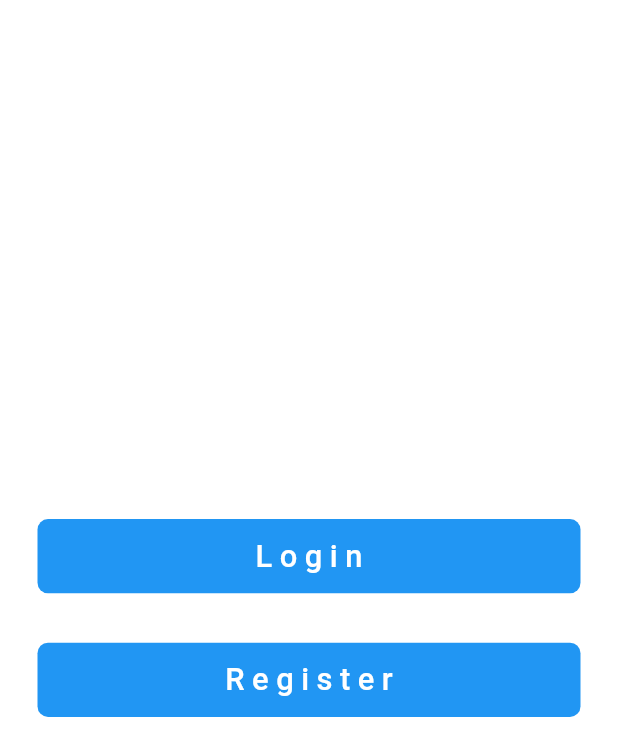
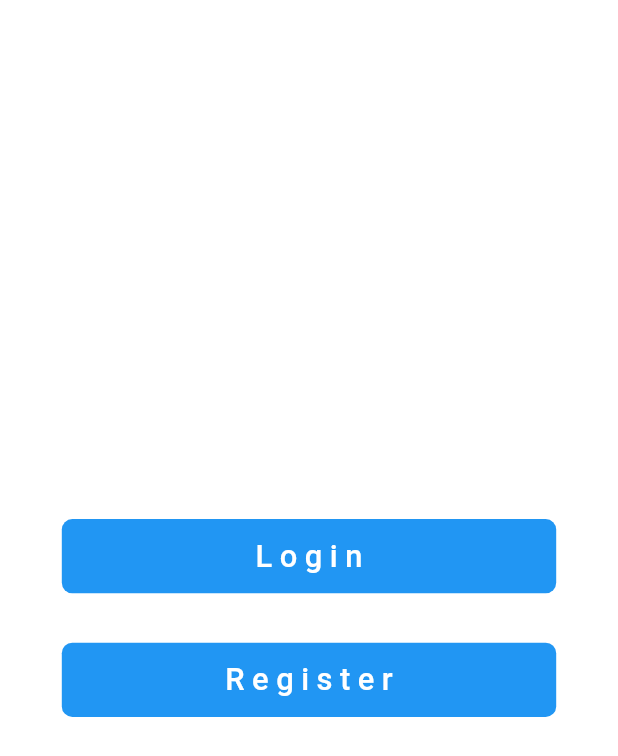
Before and after one commit to masteradit/IEMCT-Workshop-App, a Flutter app: the screen it shows after launch, on a phone screen of 412 x 824 dp. Shown: the top 756 px of the screen. Run offline on Flutter 3.47's test engine with Material 2 defaults, Android fonts, the phone set to English and light mode, and no system bars; our stand-ins replace google_fonts; Roboto replaces fonts that are missing (Abel).

Commit message:
Changed padding value to use MediaQuery

```diff
--- a/lib/welcome_screen.dart
+++ b/lib/welcome_screen.dart
@@ -15,7 +15,8 @@ class _WelcomeScreenState extends State<WelcomeScreen> {
     return Scaffold(
       backgroundColor: Colors.white,
       body: Padding(
-        padding: const EdgeInsets.symmetric(horizontal: 25.0),
+        padding: EdgeInsets.symmetric(
+            horizontal: MediaQuery.of(context).size.width * 0.1),
         child: Column(
           mainAxisAlignment: MainAxisAlignment.center,
           crossAxisAlignment: CrossAxisAlignment.stretch,
```
